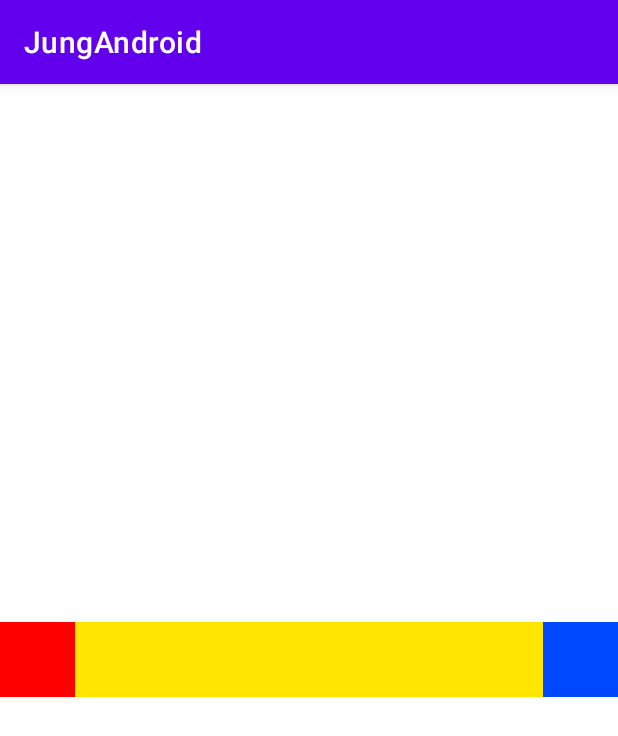
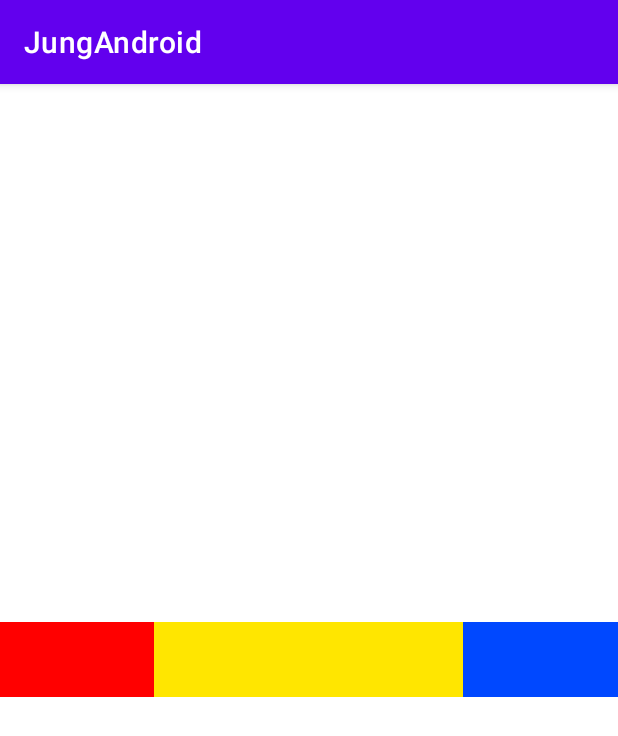
Before and after one commit to Liv66/JungAndroid, an Android app: the screen it shows after launch (MainActivity), on a phone screen of 412 x 824 dp. Shown: the top 736 px of the screen. Run offline under Robolectric (Android 15) with nearby library versions, the phone set to English and light mode, and no system bars.

Commit message:
no message

```diff
--- a/JungAndroid/app/src/main/res/layout/activity_main.xml
+++ b/JungAndroid/app/src/main/res/layout/activity_main.xml
@@ -7,22 +7,24 @@
     tools:context=".MainActivity"
     android:orientation="horizontal"
     android:gravity="center_vertical"
-    android:weightSum="3">
+    android:weightSum="4">
 
     <View
-        android:layout_width="50dp"
+        android:layout_width="0dp"
         android:layout_height="50dp"
         android:background="#FF0000"
+        android:layout_weight="1"
         />
     <View
-        android:layout_weight="3"
+        android:layout_weight="2"
         android:layout_width="0dp"
         android:layout_height="50dp"
         android:background="#FFE600"
         />
     <View
-        android:layout_width="50dp"
+        android:layout_width="0dp"
         android:layout_height="50dp"
+        android:layout_weight="1"
         android:background="#0048FF"
         />
 
```
